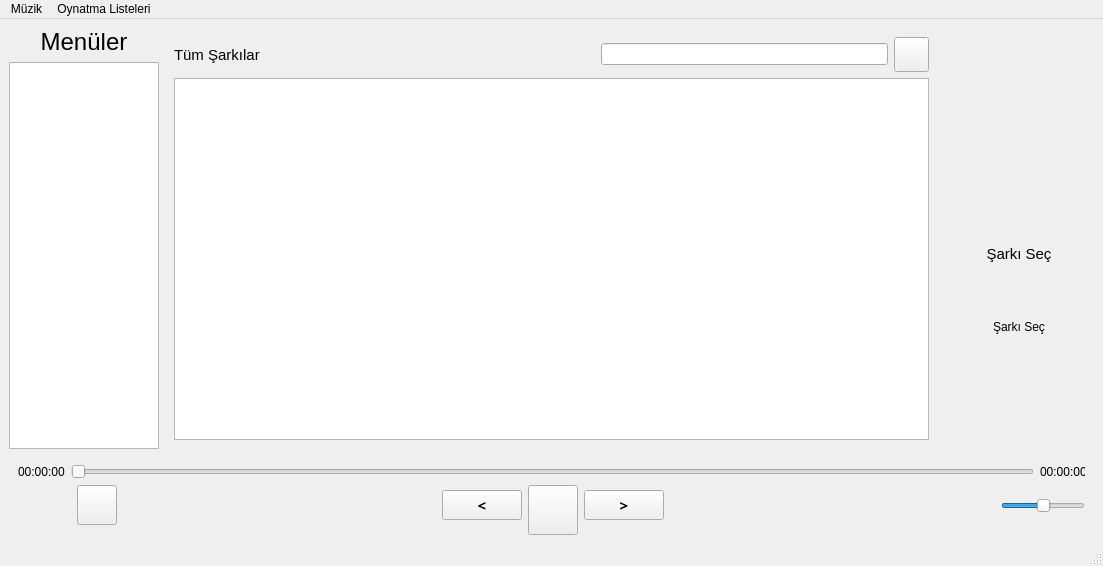
Before: the Qt Designer form mainwindow.ui in DATA35DELETE/Data-Music-Player, drawn with Qt 5.
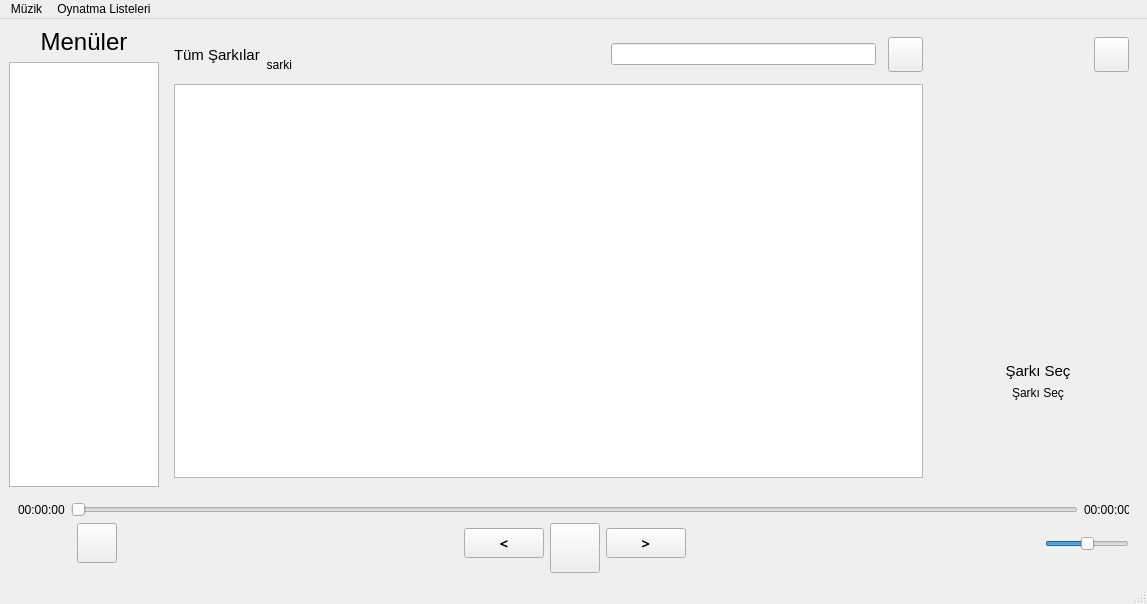
After: the same form once the commit is applied. The open tabs and pages were chosen to show the change. Icons and pictures are not drawn.

Patch:
```diff
--- a/mainwindow.ui
+++ b/mainwindow.ui
@@ -6,8 +6,8 @@
    <rect>
     <x>0</x>
     <y>0</y>
-    <width>1103</width>
-    <height>566</height>
+    <width>1147</width>
+    <height>604</height>
    </rect>
   </property>
   <property name="sizePolicy">
@@ -285,7 +285,7 @@
      <widget class="QWidget" name="gridWidget" native="true">
       <property name="minimumSize">
        <size>
-        <width>150</width>
+        <width>200</width>
         <height>0</height>
        </size>
       </property>
@@ -296,43 +296,25 @@
        </size>
       </property>
       <layout class="QGridLayout" name="gridLayout_3">
-       <item row="2" column="0">
-        <widget class="QLabel" name="medyaSanatci">
-         <property name="text">
-          <string>Şarkı Seç</string>
-         </property>
-         <property name="alignment">
-          <set>Qt::AlignmentFlag::AlignHCenter|Qt::AlignmentFlag::AlignTop</set>
-         </property>
-         <property name="wordWrap">
-          <bool>true</bool>
-         </property>
-        </widget>
-       </item>
-       <item row="1" column="0">
-        <widget class="QLabel" name="medyaIsim">
-         <property name="font">
-          <font>
-           <pointsize>11</pointsize>
-          </font>
-         </property>
-         <property name="text">
-          <string>Şarkı Seç</string>
-         </property>
-         <property name="alignment">
-          <set>Qt::AlignmentFlag::AlignCenter</set>
-         </property>
-         <property name="wordWrap">
-          <bool>true</bool>
-         </property>
-        </widget>
-       </item>
        <item row="0" column="0">
+        <spacer name="horizontalSpacer_6">
+         <property name="orientation">
+          <enum>Qt::Orientation::Horizontal</enum>
+         </property>
+         <property name="sizeHint" stdset="0">
+          <size>
+           <width>40</width>
+           <height>20</height>
+          </size>
+         </property>
+        </spacer>
+       </item>
+       <item row="1" column="0" colspan="2">
         <widget class="QLabel" name="medyaICon">
          <property name="minimumSize">
           <size>
            <width>0</width>
-           <height>150</height>
+           <height>200</height>
           </size>
          </property>
          <property name="maximumSize">
@@ -355,6 +337,92 @@
          </property>
         </widget>
        </item>
+       <item row="2" column="0" colspan="2">
+        <spacer name="verticalSpacer">
+         <property name="orientation">
+          <enum>Qt::Orientation::Vertical</enum>
+         </property>
+         <property name="sizeHint" stdset="0">
+          <size>
+           <width>20</width>
+           <height>40</height>
+          </size>
+         </property>
+        </spacer>
+       </item>
+       <item row="3" column="0" colspan="2">
+        <widget class="QLabel" name="medyaIsim">
+         <property name="font">
+          <font>
+           <pointsize>11</pointsize>
+          </font>
+         </property>
+         <property name="text">
+          <string>Şarkı Seç</string>
+         </property>
+         <property name="alignment">
+          <set>Qt::AlignmentFlag::AlignCenter</set>
+         </property>
+         <property name="wordWrap">
+          <bool>true</bool>
+         </property>
+        </widget>
+       </item>
+       <item row="4" column="0" colspan="2">
+        <widget class="QLabel" name="medyaSanatci">
+         <property name="text">
+          <string>Şarkı Seç</string>
+         </property>
+         <property name="alignment">
+          <set>Qt::AlignmentFlag::AlignHCenter|Qt::AlignmentFlag::AlignTop</set>
+         </property>
+         <property name="wordWrap">
+          <bool>true</bool>
+         </property>
+        </widget>
+       </item>
+       <item row="5" column="0" colspan="2">
+        <spacer name="verticalSpacer_2">
+         <property name="orientation">
+          <enum>Qt::Orientation::Vertical</enum>
+         </property>
+         <property name="sizeHint" stdset="0">
+          <size>
+           <width>20</width>
+           <height>40</height>
+          </size>
+         </property>
+        </spacer>
+       </item>
+       <item row="0" column="1">
+        <widget class="QPushButton" name="medyaCikar">
+         <property name="minimumSize">
+          <size>
+           <width>35</width>
+           <height>35</height>
+          </size>
+         </property>
+         <property name="maximumSize">
+          <size>
+           <width>35</width>
+           <height>35</height>
+          </size>
+         </property>
+         <property name="text">
+          <string/>
+         </property>
+         <property name="icon">
+          <iconset resource="asstes.qrc">
+           <normaloff>:/medyaKontrol/assets/medyaKontrol/penceredenCikar.png</normaloff>:/medyaKontrol/assets/medyaKontrol/penceredenCikar.png</iconset>
+         </property>
+         <property name="iconSize">
+          <size>
+           <width>32</width>
+           <height>32</height>
+          </size>
+         </property>
+        </widget>
+       </item>
       </layout>
      </widget>
     </item>
@@ -506,64 +574,7 @@
       </widget>
       <widget class="QWidget" name="medyalarPage">
        <layout class="QGridLayout" name="gridLayout_6">
-        <item row="0" column="3">
-         <widget class="QLineEdit" name="medyaArama">
-          <property name="text">
-           <string/>
-          </property>
-         </widget>
-        </item>
-        <item row="0" column="2">
-         <widget class="QLabel" name="label_2">
-          <property name="minimumSize">
-           <size>
-            <width>35</width>
-            <height>35</height>
-           </size>
-          </property>
-          <property name="maximumSize">
-           <size>
-            <width>35</width>
-            <height>35</height>
-           </size>
-          </property>
-          <property name="text">
-           <string/>
-          </property>
-          <property name="pixmap">
-           <pixmap resource="asstes.qrc">:/medyaKontrol/assets/medyaKontrol/arama.png</pixmap>
-          </property>
-          <property name="scaledContents">
-           <bool>true</bool>
-          </property>
-         </widget>
-        </item>
-        <item row="0" column="0">
-         <widget class="QLabel" name="listeIsmi">
-          <property name="font">
-           <font>
-            <pointsize>11</pointsize>
-           </font>
-          </property>
-          <property name="text">
-           <string>Tüm Şarkılar</string>
-          </property>
-         </widget>
-        </item>
-        <item row="0" column="1">
-         <spacer name="horizontalSpacer_4">
-          <property name="orientation">
-           <enum>Qt::Orientation::Horizontal</enum>
-          </property>
-          <property name="sizeHint" stdset="0">
-           <size>
-            <width>40</width>
-            <height>20</height>
-           </size>
-          </property>
-         </spacer>
-        </item>
-        <item row="1" column="0" colspan="5">
+        <item row="2" column="0" colspan="7">
          <widget class="QListWidget" name="medyalar">
           <property name="wordWrap">
            <bool>true</bool>
@@ -573,7 +584,39 @@
           </property>
          </widget>
         </item>
+        <item row="0" column="2" rowspan="2">
+         <spacer name="horizontalSpacer_4">
+          <property name="orientation">
+           <enum>Qt::Orientation::Horizontal</enum>
+          </property>
+          <property name="sizeHint" stdset="0">
+           <size>
+            <width>40</width>
+            <height>20</height>
+           </size>
+          </property>
+         </spacer>
+        </item>
+        <item row="0" column="0">
+         <widget class="QLabel" name="listeIsmi">
+          <property name="font">
+           <font>
+            <pointsize>11</pointsize>
+           </font>
+          </property>
+          <property name="text">
+           <string>Tüm Şarkılar</string>
+          </property>
+         </widget>
+        </item>
         <item row="0" column="4">
+         <widget class="QLineEdit" name="medyaArama">
+          <property name="text">
+           <string/>
+          </property>
+         </widget>
+        </item>
+        <item row="0" column="6">
          <widget class="QPushButton" name="medyaYenile">
           <property name="minimumSize">
            <size>
@@ -602,6 +645,49 @@
           </property>
          </widget>
         </item>
+        <item row="0" column="3">
+         <widget class="QLabel" name="label_2">
+          <property name="minimumSize">
+           <size>
+            <width>35</width>
+            <height>35</height>
+           </size>
+          </property>
+          <property name="maximumSize">
+           <size>
+            <width>35</width>
+            <height>35</height>
+           </size>
+          </property>
+          <property name="text">
+           <string/>
+          </property>
+          <property name="pixmap">
+           <pixmap resource="asstes.qrc">:/medyaKontrol/assets/medyaKontrol/arama.png</pixmap>
+          </property>
+          <property name="scaledContents">
+           <bool>true</bool>
+          </property>
+         </widget>
+        </item>
+        <item row="0" column="1">
+         <widget class="QLabel" name="medyaSarkiSayisi">
+          <property name="font">
+           <font>
+            <pointsize>9</pointsize>
+           </font>
+          </property>
+          <property name="layoutDirection">
+           <enum>Qt::LayoutDirection::LeftToRight</enum>
+          </property>
+          <property name="text">
+           <string>sarki</string>
+          </property>
+          <property name="alignment">
+           <set>Qt::AlignmentFlag::AlignBottom|Qt::AlignmentFlag::AlignRight|Qt::AlignmentFlag::AlignTrailing</set>
+          </property>
+         </widget>
+        </item>
        </layout>
       </widget>
      </widget>
@@ -613,7 +699,7 @@
     <rect>
      <x>0</x>
      <y>0</y>
-     <width>1103</width>
+     <width>1147</width>
      <height>21</height>
     </rect>
    </property>
```
Left out of the diff: 116 changed lines with no effect on the pictures.
